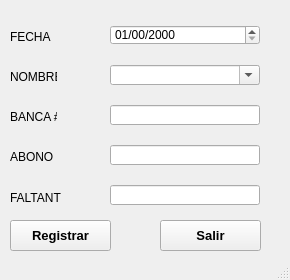
CodeDrTech/DevelopPython, file MiniNomina/FrmDesign/Faltantes.ui: the form before one commit.
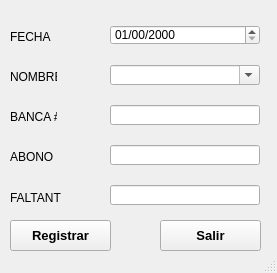
The form after the commit.

```diff
--- a/MiniNomina/FrmDesign/Faltantes.ui
+++ b/MiniNomina/FrmDesign/Faltantes.ui
@@ -9,8 +9,8 @@
    <rect>
     <x>0</x>
     <y>0</y>
-    <width>290</width>
-    <height>280</height>
+    <width>277</width>
+    <height>273</height>
    </rect>
   </property>
   <property name="windowTitle">
```
